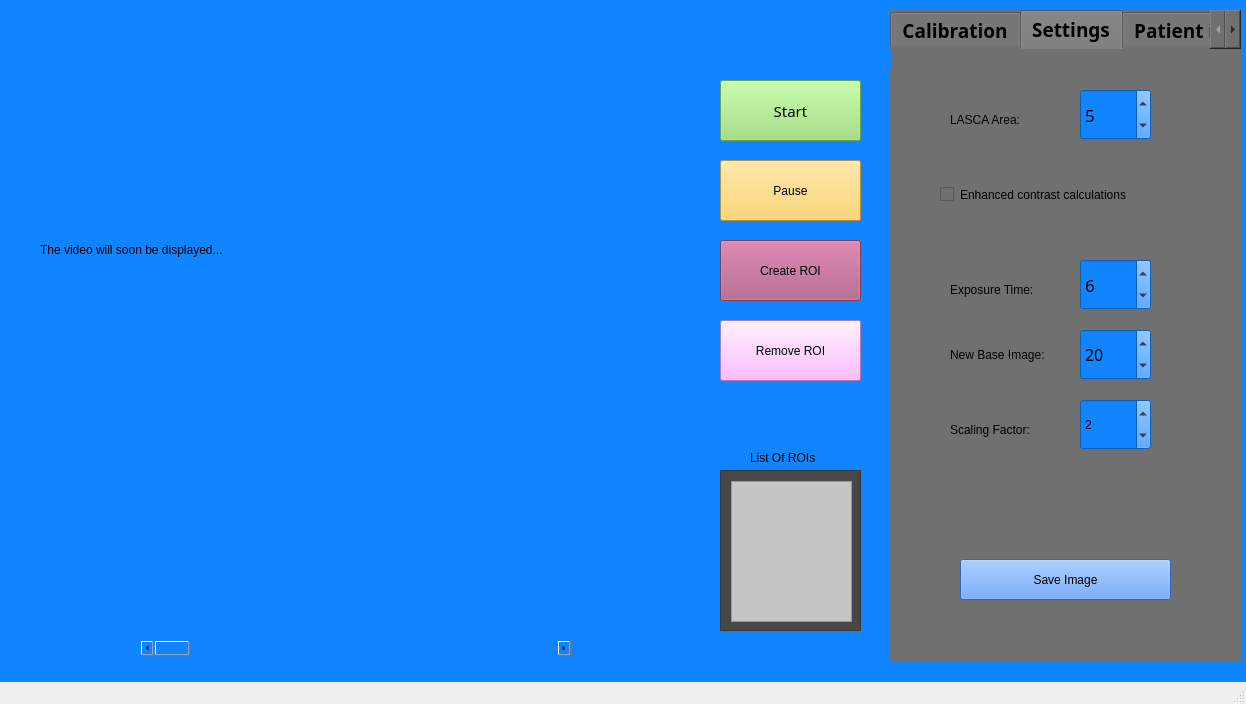
Before: the Qt Designer form LSI Project GUI/LSI Project GUI/LSIProjectGUI.ui in Fridanylund/LSI, drawn with Qt 5.
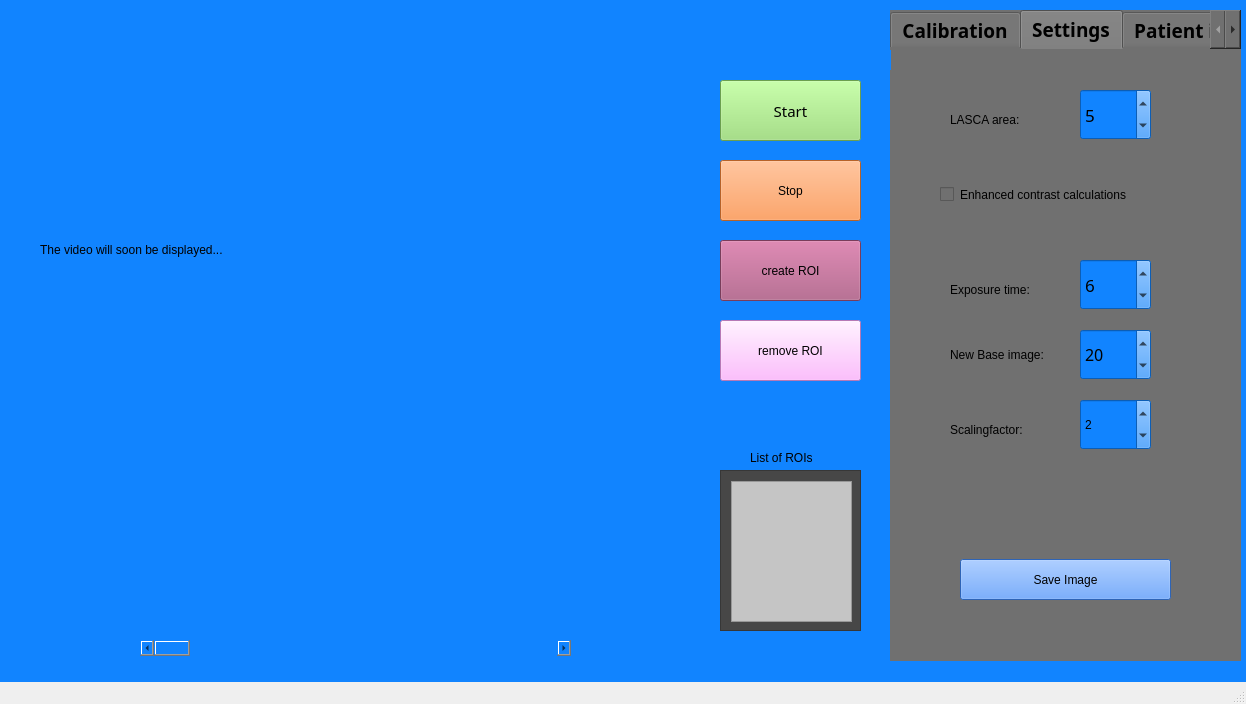
After: the same form once the commit is applied. The open tabs and pages were chosen to show the change. Custom widgets are drawn as their Qt base class.

Commit message: Ändrat max exposure time och satt gainen tll 10,5dB

What changed in the file:
```diff
--- a/LSI Project GUI/LSI Project GUI/LSIProjectGUI.ui
+++ b/LSI Project GUI/LSI Project GUI/LSIProjectGUI.ui
@@ -53,11 +53,11 @@
      </rect>
     </property>
     <property name="styleSheet">
-     <string notr="true">background-color: rgb(255, 206, 80);
+     <string notr="true">background-color: rgb(255, 137, 58);
 font: 75 11pt &quot;Segoe UI Light&quot;;</string>
     </property>
     <property name="text">
-     <string>Pause</string>
+     <string>Stop</string>
     </property>
    </widget>
    <widget class="QPushButton" name="createROIButton">
@@ -74,7 +74,7 @@
 font: 75 11pt &quot;Segoe UI Light&quot;;</string>
     </property>
     <property name="text">
-     <string>Create ROI</string>
+     <string>create ROI</string>
     </property>
    </widget>
    <widget class="QPushButton" name="removeROIButton">
@@ -91,7 +91,7 @@
 font: 75 11pt &quot;Segoe UI Light&quot;;</string>
     </property>
     <property name="text">
-     <string>Remove ROI</string>
+     <string>remove ROI</string>
     </property>
    </widget>
    <widget class="QLabel" name="videoLabel">
@@ -306,7 +306,7 @@
        <string notr="true">font: 75 12pt &quot;Segoe UI Light&quot;;</string>
       </property>
       <property name="text">
-       <string>LASCA Area:</string>
+       <string>LASCA area:</string>
       </property>
      </widget>
      <widget class="QLabel" name="exposure_label">
@@ -322,7 +322,7 @@
        <string notr="true">font: 75 12pt &quot;Segoe UI Light&quot;;</string>
       </property>
       <property name="text">
-       <string>Exposure Time:</string>
+       <string>Exposure time:</string>
       </property>
      </widget>
      <widget class="QDoubleSpinBox" name="exposuretime">
@@ -385,7 +385,7 @@
        <string notr="true">font: 75 12pt &quot;Segoe UI Light&quot;;</string>
       </property>
       <property name="text">
-       <string>New Base Image:</string>
+       <string>New Base image:</string>
       </property>
      </widget>
      <widget class="QSpinBox" name="Amb_spinBox">
@@ -471,7 +471,7 @@
 </string>
       </property>
       <property name="text">
-       <string>Scaling Factor: </string>
+       <string>Scalingfactor: </string>
       </property>
      </widget>
      <widget class="QSpinBox" name="scaling_spinBox">
@@ -855,7 +855,7 @@
      <string notr="true">font: 75 12pt &quot;Segoe UI Light&quot;;</string>
     </property>
     <property name="text">
-     <string>List Of ROIs</string>
+     <string>List of ROIs</string>
     </property>
    </widget>
    <widget class="QLabel" name="Laser_error">
```
Left out of the diff: 9 changed lines with no effect on the pictures. The commit also changes 3 other files.
